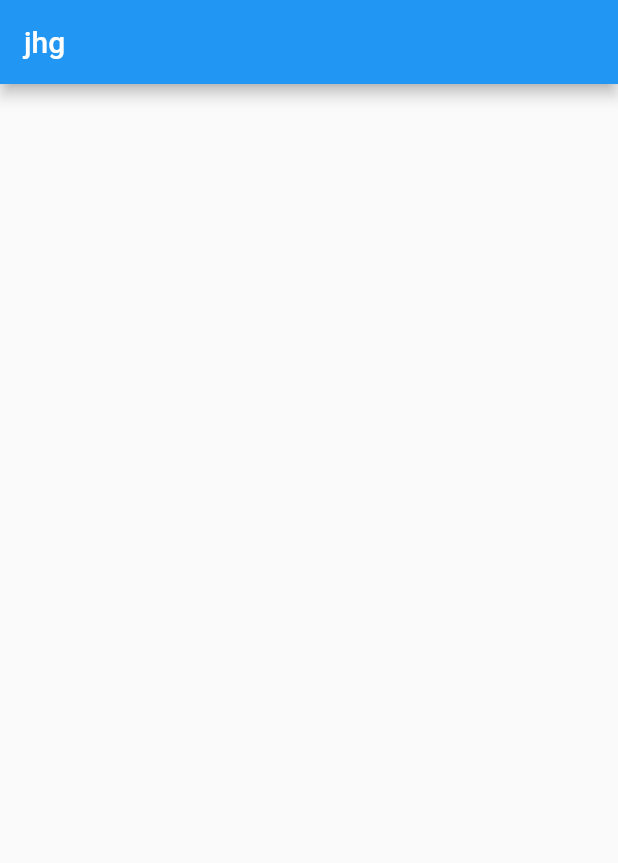
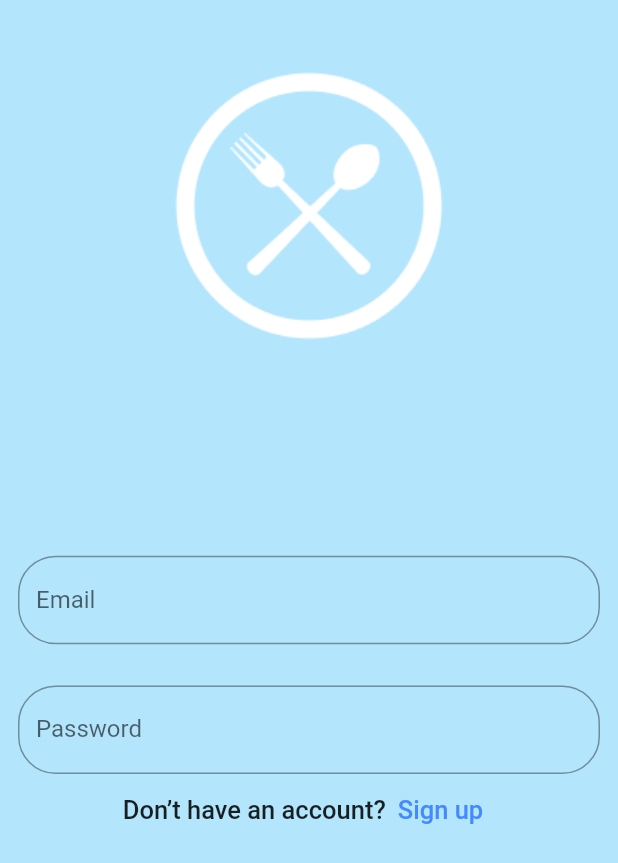
Before and after one commit to mostafaramadanhamed/food_rate, a Flutter app: the screen it shows after launch, on a phone screen of 412 x 824 dp. Shown: the top 863 px of the screen. Run offline on Flutter 3.47's test engine with Material 2 defaults, Android fonts, the phone set to English and light mode, and no system bars.

Commit message:
add login screen

```diff
--- a/lib/main.dart
+++ b/lib/main.dart
@@ -11,14 +11,10 @@ class MyApp extends StatelessWidget {
   // This widget is the root of your application.
   @override
   Widget build(BuildContext context) {
-    return MaterialApp(
+    return const MaterialApp(
       debugShowCheckedModeBanner: false,
       title: 'Food Rate',
-      themeMode: ThemeMode.light,
-      theme: ThemeData(
-        primarySwatch: Colors.blue,
-      ),
-      home: const SplashView(),
+      home: SplashView(),
     );
   }
 }
--- /dev/null
+++ b/lib/view/custom_widget.dart
@@ -0,0 +1,43 @@
+
+import 'package:flutter/material.dart';
+
+TextFormField buildTextFormField({required String label, required void Function(String)? onChanged}) {
+  return TextFormField(
+    decoration: InputDecoration(
+      labelText:label ,
+      border: OutlineInputBorder(
+        borderRadius: BorderRadius.circular(25.0),
+      ),
+    ),
+    onChanged: onChanged,
+  );
+}
+
+Row buildRowInBottom(
+    {required String text,
+      required String textButton,
+      required void Function()? buttonOnPressed}) {
+  return Row(
+    mainAxisAlignment: MainAxisAlignment.center,
+    children: [
+      Text(
+        text,
+        style: const TextStyle(
+          fontWeight: FontWeight.w500,
+          fontSize: 17,
+        ),
+      ),
+      TextButton(
+        onPressed: buttonOnPressed,
+        child: Text(
+          textButton,
+          style: const TextStyle(
+            fontWeight: FontWeight.w500,
+            color: Colors.blueAccent,
+            fontSize: 17,
+          ),
+        ),
+      )
+    ],
+  );
+}
--- a/lib/view/register_screen.dart
+++ b/lib/view/register_screen.dart
@@ -1,12 +1,46 @@
 import 'package:flutter/material.dart';
+import 'package:food_rate/const/img.dart';
 
-class Register extends StatelessWidget {
-  const Register({Key? key}) : super(key: key);
+import 'custom_widget.dart';
+
+class Login extends StatelessWidget {
+  const Login({Key? key}) : super(key: key);
 
   @override
   Widget build(BuildContext context) {
     return Scaffold(
-      appBar: AppBar(title: Text('jhg'),),
+      backgroundColor: Colors.lightBlue.shade100,
+      body: Container(
+        padding: const EdgeInsets.symmetric(horizontal: 12),
+        height: MediaQuery.of(context).size.height,
+        width: MediaQuery.of(context).size.width,
+        child: ListView(
+          physics: const BouncingScrollPhysics(),
+          children: [
+            Column(
+              children: [
+                SizedBox(
+                  height: MediaQuery.of(context).size.height / 20,
+                ),
+                const Center(child: Image(image: AssetImage(SplashImage))),
+                SizedBox(
+                  height: MediaQuery.of(context).size.height / 6,
+                ),
+                buildTextFormField(label: "Email",onChanged: (m){}),
+                SizedBox(
+                  height: MediaQuery.of(context).size.height / 30,
+                ),
+               buildTextFormField(label:  "Password", onChanged: (m){}),
+                buildRowInBottom(
+                    text: 'Don’t have an account?',
+                    textButton: 'Sign up',
+                    buttonOnPressed: () {}),
+              ],
+            ),
+          ],
+        ),
+      ),
     );
   }
+
 }
--- a/lib/view/splash/widgets/slidin_text.dart
+++ b/lib/view/splash/widgets/slidin_text.dart
@@ -17,7 +17,8 @@ class SlidingText extends StatelessWidget {
             position: slidingAnimation,
             child: const Text(
               'Food Rate',style: TextStyle(
-              fontSize: 25,
+              fontSize: 27,
+              color: Colors.white,
               fontWeight: FontWeight.w600,
             ),
               textAlign: TextAlign.center,
```
Also changed, not shown: lib/view/splash/widgets/splash_widgets.dart (+15 -9 lines), lib/view/register.dart (added).
